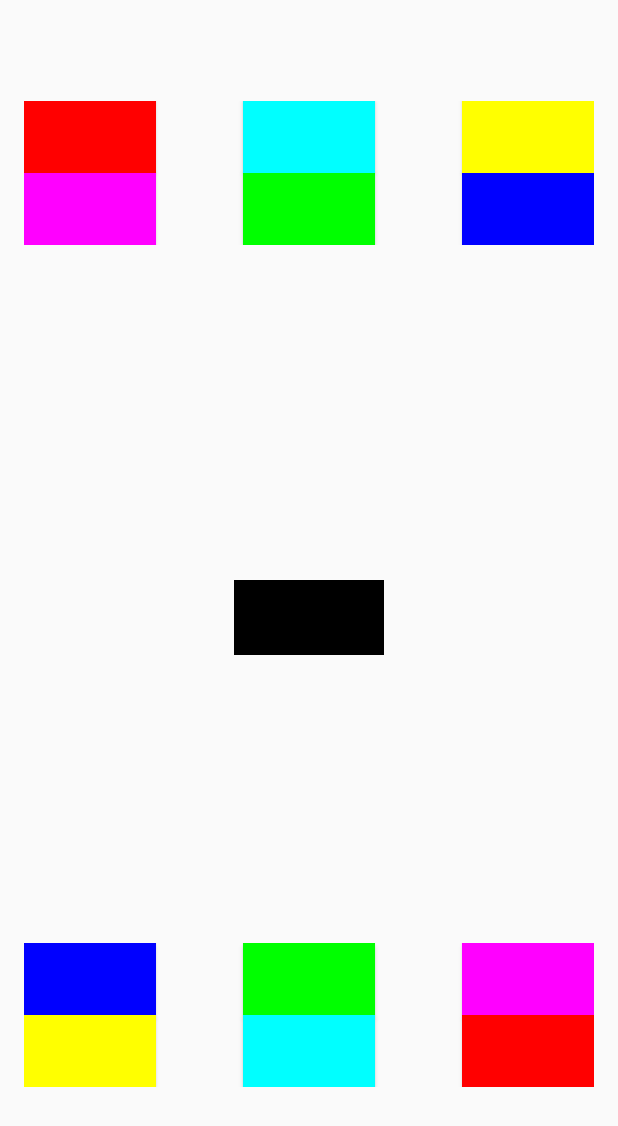
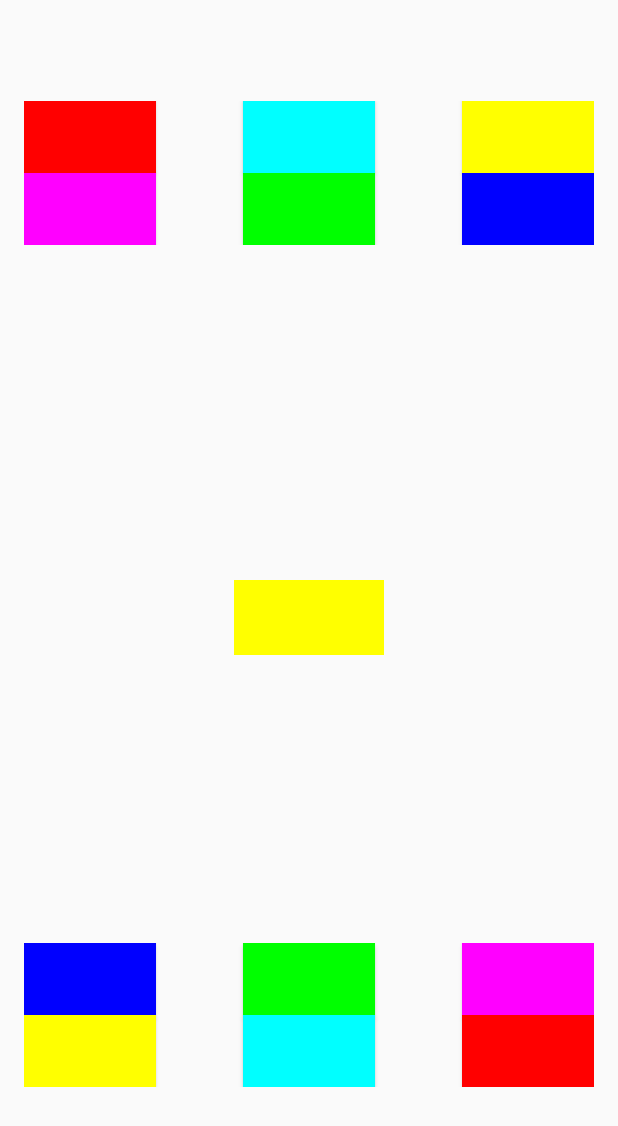
Before and after one commit to kmuralidharan91/two-sides, an Android app: the MainActivity screen opened directly, with no data from a screen before it, on a phone screen of 412 x 824 dp. Shown: the top 1126 px of the screen. Run offline under Robolectric (Android 15) with nearby library versions, the phone set to English and light mode, and no system bars.

Commit message:
Changing the middle text view based on the time.

```diff
--- a/app/src/main/java/ashok/com/twosides/MainActivity.java
+++ b/app/src/main/java/ashok/com/twosides/MainActivity.java
@@ -11,6 +11,7 @@ import android.view.Menu;
 import android.view.MenuItem;
 import android.view.View;
 import android.widget.Button;
+import android.widget.TextView;
 
 import java.util.ArrayList;
 import java.util.Collections;
@@ -90,7 +91,8 @@ public class MainActivity extends Activity {
         Random rnd = new Random();
         int color = rnd.nextInt(5);
 
-        lb6.setBackgroundColor(colors.get(color));
+        TextView textView = (TextView) findViewById(R.id.show_color);
+        textView.setBackgroundColor(colors.get(color));
         tb1.setBackgroundColor(colors.get(0));
         lb6.setBackgroundColor(colors.get(0));
 
```
Also changed, not shown: 1 other file.
